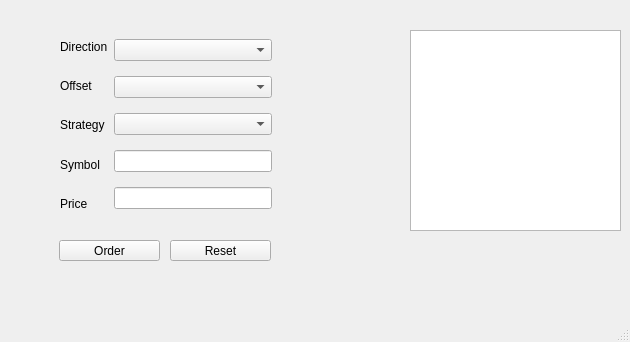
The window that ManualLog/ManualOrder/orderform.ui (handsomehu/CppWorkStream) describes before a commit, drawn with Qt 5.
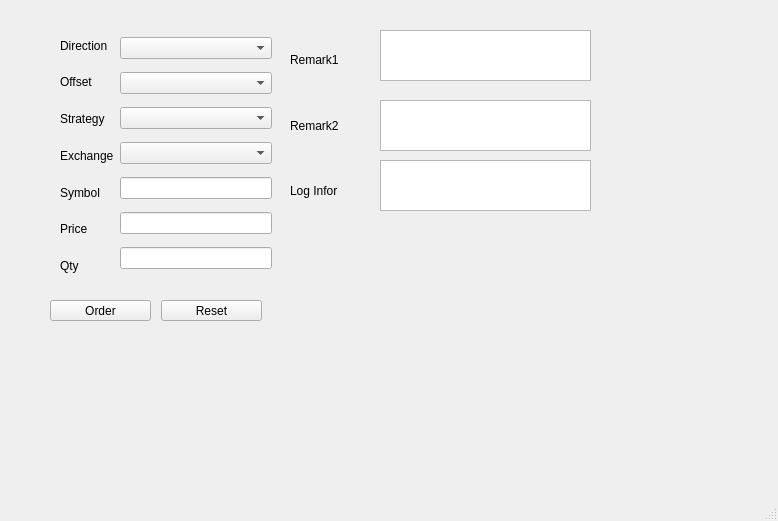
The same window after the commit.

What changed in the file:
```diff
--- a/ManualLog/ManualOrder/orderform.ui
+++ b/ManualLog/ManualOrder/orderform.ui
@@ -6,8 +6,8 @@
    <rect>
     <x>0</x>
     <y>0</y>
-    <width>630</width>
-    <height>342</height>
+    <width>778</width>
+    <height>521</height>
    </rect>
   </property>
   <property name="windowTitle">
@@ -17,8 +17,8 @@
    <widget class="QPushButton" name="pb_order">
     <property name="geometry">
      <rect>
-      <x>59</x>
-      <y>240</y>
+      <x>50</x>
+      <y>300</y>
       <width>101</width>
       <height>21</height>
      </rect>
@@ -30,18 +30,18 @@
    <widget class="QTextEdit" name="te_infor">
     <property name="geometry">
      <rect>
-      <x>410</x>
+      <x>380</x>
       <y>30</y>
       <width>211</width>
-      <height>201</height>
+      <height>51</height>
      </rect>
     </property>
    </widget>
    <widget class="QPushButton" name="pb_reset">
     <property name="geometry">
      <rect>
-      <x>170</x>
-      <y>240</y>
+      <x>161</x>
+      <y>300</y>
       <width>101</width>
       <height>21</height>
      </rect>
@@ -50,13 +50,13 @@
      <string>Reset</string>
     </property>
    </widget>
-   <widget class="QWidget" name="">
+   <widget class="QWidget" name="layoutWidget">
     <property name="geometry">
      <rect>
       <x>60</x>
       <y>30</y>
       <width>212</width>
-      <height>190</height>
+      <height>251</height>
      </rect>
     </property>
     <layout class="QHBoxLayout" name="horizontalLayout">
@@ -83,6 +83,13 @@
          </property>
         </widget>
        </item>
+       <item>
+        <widget class="QLabel" name="label_exch">
+         <property name="text">
+          <string>Exchange</string>
+         </property>
+        </widget>
+       </item>
        <item>
         <widget class="QLabel" name="label_symbol">
          <property name="text">
@@ -97,6 +104,13 @@
          </property>
         </widget>
        </item>
+       <item>
+        <widget class="QLabel" name="label_qty">
+         <property name="text">
+          <string>Qty</string>
+         </property>
+        </widget>
+       </item>
       </layout>
      </item>
      <item>
@@ -110,16 +124,75 @@
        <item>
         <widget class="QComboBox" name="cb_strg"/>
        </item>
+       <item>
+        <widget class="QComboBox" name="cb_exch"/>
+       </item>
        <item>
         <widget class="QLineEdit" name="le_symbol"/>
        </item>
        <item>
         <widget class="QLineEdit" name="le_price"/>
        </item>
+       <item>
+        <widget class="QLineEdit" name="le_qty"/>
+       </item>
       </layout>
      </item>
     </layout>
    </widget>
+   <widget class="QTextEdit" name="te_rmk2">
+    <property name="geometry">
+     <rect>
+      <x>380</x>
+      <y>100</y>
+      <width>211</width>
+      <height>51</height>
+     </rect>
+    </property>
+   </widget>
+   <widget class="QTextEdit" name="te_log">
+    <property name="geometry">
+     <rect>
+      <x>380</x>
+      <y>160</y>
+      <width>211</width>
+      <height>51</height>
+     </rect>
+    </property>
+   </widget>
+   <widget class="QWidget" name="">
+    <property name="geometry">
+     <rect>
+      <x>290</x>
+      <y>30</y>
+      <width>82</width>
+      <height>191</height>
+     </rect>
+    </property>
+    <layout class="QVBoxLayout" name="verticalLayout_3">
+     <item>
+      <widget class="QLabel" name="label_rmk1">
+       <property name="text">
+        <string>Remark1</string>
+       </property>
+      </widget>
+     </item>
+     <item>
+      <widget class="QLabel" name="label_rmk2">
+       <property name="text">
+        <string>Remark2</string>
+       </property>
+      </widget>
+     </item>
+     <item>
+      <widget class="QLabel" name="label_log">
+       <property name="text">
+        <string>Log Infor</string>
+       </property>
+      </widget>
+     </item>
+    </layout>
+   </widget>
   </widget>
   <widget class="QMenuBar" name="menubar">
    <property name="geometry">
```
Left out of the diff: 4 changed lines with no effect on the pictures.
